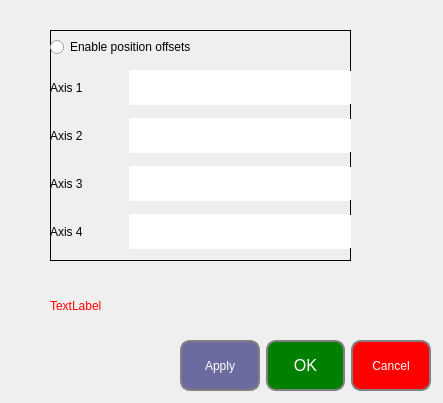
First picture: the form in ECA_SOLEIL_ZMI4104C/positionoffsetform.ui, repository guepy/ECA_ZMI4104C_main, before the edit.
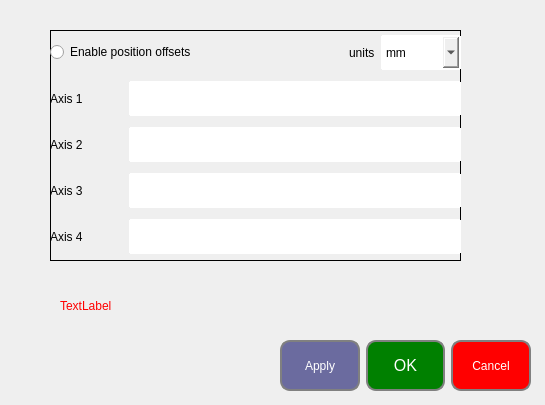
Second picture: the form after the edit.

Patch:
```diff
--- a/ECA_SOLEIL_ZMI4104C/positionoffsetform.ui
+++ b/ECA_SOLEIL_ZMI4104C/positionoffsetform.ui
@@ -6,8 +6,8 @@
    <rect>
     <x>0</x>
     <y>0</y>
-    <width>443</width>
-    <height>403</height>
+    <width>545</width>
+    <height>405</height>
    </rect>
   </property>
   <property name="windowTitle">
@@ -42,7 +42,7 @@
     <rect>
      <x>50</x>
      <y>30</y>
-     <width>301</width>
+     <width>411</width>
      <height>231</height>
     </rect>
    </property>
@@ -53,15 +53,75 @@
    </property>
    <layout class="QVBoxLayout" name="verticalLayout_4">
     <item>
-     <widget class="QRadioButton" name="radioButton_2">
-      <property name="styleSheet">
-       <string notr="true">
+     <layout class="QHBoxLayout" name="horizontalLayout">
+      <item>
+       <widget class="QRadioButton" name="radioButton_2">
+        <property name="styleSheet">
+         <string notr="true">
 font: 75 14pt &quot;MS Shell Dlg 2&quot;;</string>
-      </property>
-      <property name="text">
-       <string>Enable position offsets</string>
-      </property>
-     </widget>
+        </property>
+        <property name="text">
+         <string>Enable position offsets</string>
+        </property>
+       </widget>
+      </item>
+      <item>
+       <spacer name="horizontalSpacer">
+        <property name="orientation">
+         <enum>Qt::Horizontal</enum>
+        </property>
+        <property name="sizeHint" stdset="0">
+         <size>
+          <width>40</width>
+          <height>20</height>
+         </size>
+        </property>
+       </spacer>
+      </item>
+      <item>
+       <widget class="QLabel" name="label_2">
+        <property name="text">
+         <string>units</string>
+        </property>
+       </widget>
+      </item>
+      <item>
+       <widget class="QComboBox" name="leftBlockUnits">
+        <property name="sizePolicy">
+         <sizepolicy hsizetype="Fixed" vsizetype="Fixed">
+          <horstretch>0</horstretch>
+          <verstretch>0</verstretch>
+         </sizepolicy>
+        </property>
+        <property name="minimumSize">
+         <size>
+          <width>80</width>
+          <height>35</height>
+         </size>
+        </property>
+        <item>
+         <property name="text">
+          <string>mm</string>
+         </property>
+        </item>
+        <item>
+         <property name="text">
+          <string>µm</string>
+         </property>
+        </item>
+        <item>
+         <property name="text">
+          <string>nm</string>
+         </property>
+        </item>
+        <item>
+         <property name="text">
+          <string>cm</string>
+         </property>
+        </item>
+       </widget>
+      </item>
+     </layout>
     </item>
     <item>
      <layout class="QHBoxLayout" name="horizontalLayout_13">
@@ -240,7 +300,7 @@
   <widget class="QWidget" name="ButtonForm" native="true">
    <property name="geometry">
     <rect>
-     <x>30</x>
+     <x>130</x>
      <y>340</y>
      <width>401</width>
      <height>51</height>
@@ -332,7 +392,7 @@
   <widget class="QLabel" name="label">
    <property name="geometry">
     <rect>
-     <x>50</x>
+     <x>60</x>
      <y>290</y>
      <width>351</width>
      <height>31</height>
```
Left out of the diff: 10 changed lines with no effect on the pictures.
